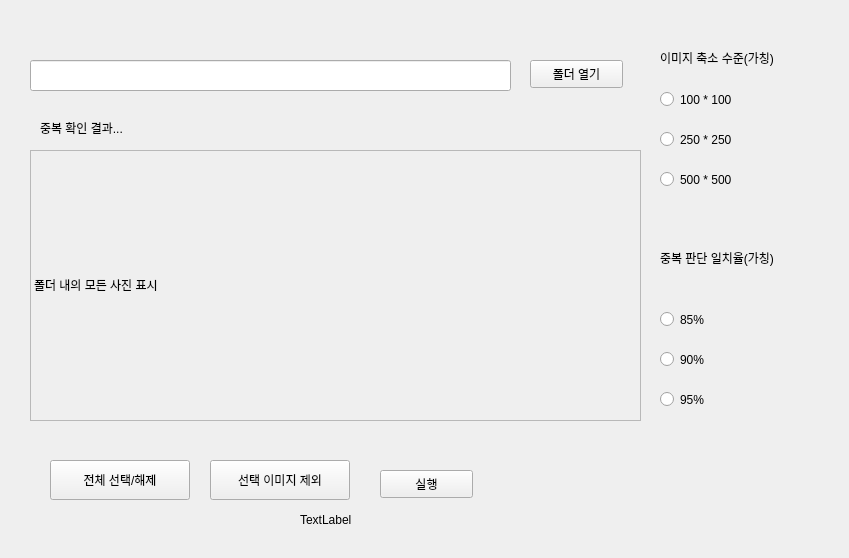
This is Second.ui in SongHyungJin/GraduationProject as Qt 5 draws it before an edit. The edited form follows.
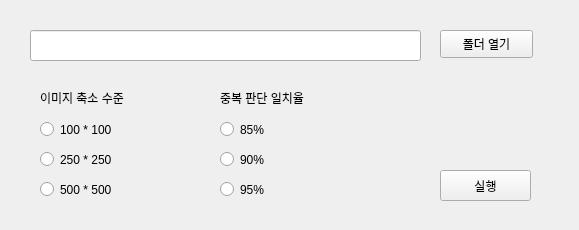
This is the edited form.

Commit message: ui수정

The edit to the form file:
```diff
--- a/Second.ui
+++ b/Second.ui
@@ -6,8 +6,8 @@
    <rect>
     <x>0</x>
     <y>0</y>
-    <width>849</width>
-    <height>558</height>
+    <width>579</width>
+    <height>230</height>
    </rect>
   </property>
   <property name="windowTitle">
@@ -17,8 +17,8 @@
    <property name="geometry">
     <rect>
      <x>30</x>
-     <y>60</y>
-     <width>481</width>
+     <y>30</y>
+     <width>391</width>
      <height>31</height>
     </rect>
    </property>
@@ -26,8 +26,8 @@
   <widget class="QPushButton" name="BtnOpenFolder">
    <property name="geometry">
     <rect>
-     <x>530</x>
-     <y>60</y>
+     <x>440</x>
+     <y>30</y>
      <width>93</width>
      <height>28</height>
     </rect>
@@ -39,8 +39,8 @@
   <widget class="QRadioButton" name="OpResize_0">
    <property name="geometry">
     <rect>
-     <x>660</x>
-     <y>90</y>
+     <x>40</x>
+     <y>120</y>
      <width>108</width>
      <height>19</height>
     </rect>
@@ -55,8 +55,8 @@
   <widget class="QRadioButton" name="OpResize_1">
    <property name="geometry">
     <rect>
-     <x>660</x>
-     <y>130</y>
+     <x>40</x>
+     <y>150</y>
      <width>108</width>
      <height>19</height>
     </rect>
@@ -71,8 +71,8 @@
   <widget class="QRadioButton" name="OpResize_2">
    <property name="geometry">
     <rect>
-     <x>660</x>
-     <y>170</y>
+     <x>40</x>
+     <y>180</y>
      <width>108</width>
      <height>19</height>
     </rect>
@@ -87,73 +87,34 @@
   <widget class="QLabel" name="label">
    <property name="geometry">
     <rect>
-     <x>660</x>
-     <y>50</y>
-     <width>161</width>
-     <height>16</height>
-    </rect>
-   </property>
-   <property name="text">
-    <string>이미지 축소 수준(가칭)</string>
-   </property>
-  </widget>
-  <widget class="QPushButton" name="BtnSelectAll">
-   <property name="geometry">
-    <rect>
-     <x>50</x>
-     <y>460</y>
-     <width>140</width>
-     <height>40</height>
-    </rect>
-   </property>
-   <property name="text">
-    <string>전체 선택/해제</string>
-   </property>
-  </widget>
-  <widget class="QPushButton" name="BtnExclude">
-   <property name="geometry">
-    <rect>
-     <x>210</x>
-     <y>460</y>
-     <width>140</width>
-     <height>40</height>
-    </rect>
-   </property>
-   <property name="text">
-    <string>선택 이미지 제외</string>
-   </property>
-  </widget>
-  <widget class="QLabel" name="label_2">
-   <property name="geometry">
-    <rect>
      <x>40</x>
-     <y>120</y>
+     <y>90</y>
      <width>161</width>
      <height>16</height>
     </rect>
    </property>
    <property name="text">
-    <string>중복 확인 결과...</string>
+    <string>이미지 축소 수준</string>
    </property>
   </widget>
   <widget class="QLabel" name="label_3">
    <property name="geometry">
     <rect>
-     <x>660</x>
-     <y>250</y>
+     <x>220</x>
+     <y>90</y>
      <width>161</width>
      <height>16</height>
     </rect>
    </property>
    <property name="text">
-    <string>중복 판단 일치율(가칭)</string>
+    <string>중복 판단 일치율</string>
    </property>
   </widget>
   <widget class="QRadioButton" name="OpRate_1">
    <property name="geometry">
     <rect>
-     <x>660</x>
-     <y>350</y>
+     <x>220</x>
+     <y>150</y>
      <width>108</width>
      <height>19</height>
     </rect>
@@ -168,8 +129,8 @@
   <widget class="QRadioButton" name="OpRate_0">
    <property name="geometry">
     <rect>
-     <x>660</x>
-     <y>310</y>
+     <x>220</x>
+     <y>120</y>
      <width>108</width>
      <height>19</height>
     </rect>
@@ -184,8 +145,8 @@
   <widget class="QRadioButton" name="OpRate_2">
    <property name="geometry">
     <rect>
-     <x>660</x>
-     <y>390</y>
+     <x>220</x>
+     <y>180</y>
      <width>108</width>
      <height>19</height>
     </rect>
@@ -197,51 +158,13 @@
     <string notr="true">buttonGroup_2</string>
    </attribute>
   </widget>
-  <widget class="QLabel" name="label_pic">
-   <property name="geometry">
-    <rect>
-     <x>30</x>
-     <y>150</y>
-     <width>611</width>
-     <height>271</height>
-    </rect>
-   </property>
-   <property name="focusPolicy">
-    <enum>Qt::StrongFocus</enum>
-   </property>
-   <property name="frameShape">
-    <enum>QFrame::StyledPanel</enum>
-   </property>
-   <property name="frameShadow">
-    <enum>QFrame::Sunken</enum>
-   </property>
-   <property name="text">
-    <string>폴더 내의 모든 사진 표시</string>
-   </property>
-   <property name="openExternalLinks">
-    <bool>false</bool>
-   </property>
-  </widget>
-  <widget class="QLabel" name="label_4">
-   <property name="geometry">
-    <rect>
-     <x>300</x>
-     <y>510</y>
-     <width>391</width>
-     <height>20</height>
-    </rect>
-   </property>
-   <property name="text">
-    <string>TextLabel</string>
-   </property>
-  </widget>
   <widget class="QPushButton" name="BtnRun">
    <property name="geometry">
     <rect>
-     <x>380</x>
-     <y>470</y>
-     <width>93</width>
-     <height>28</height>
+     <x>440</x>
+     <y>170</y>
+     <width>91</width>
+     <height>31</height>
     </rect>
    </property>
    <property name="text">
```
Left out of the diff: 2 changed lines with no effect on the pictures.
